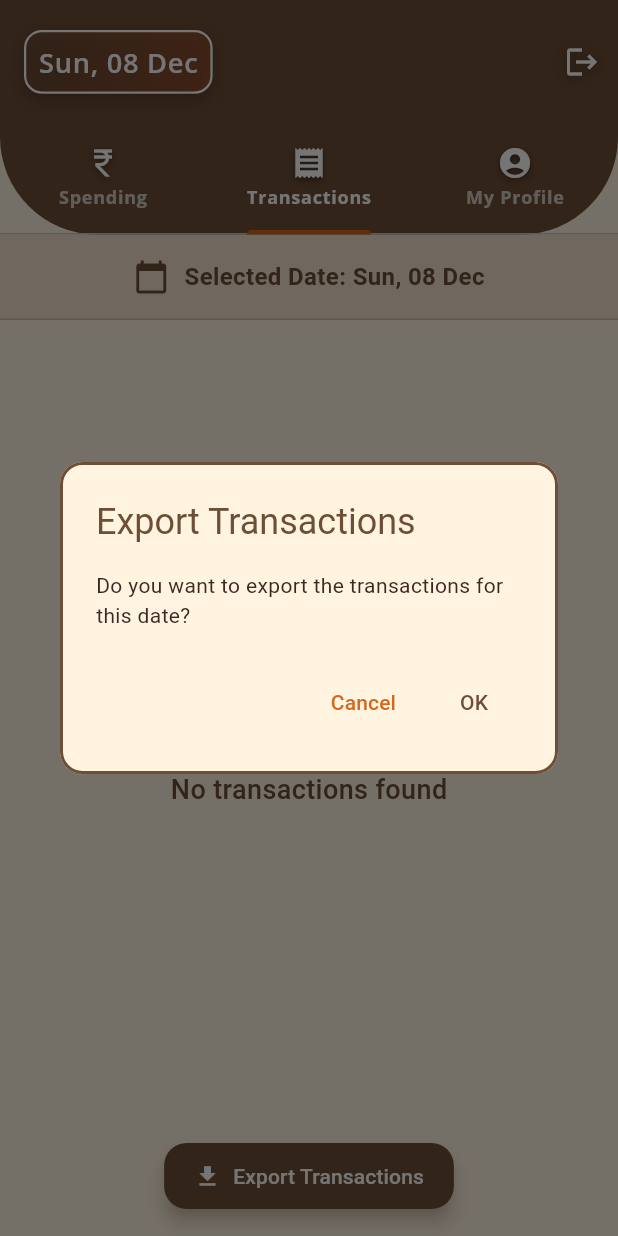
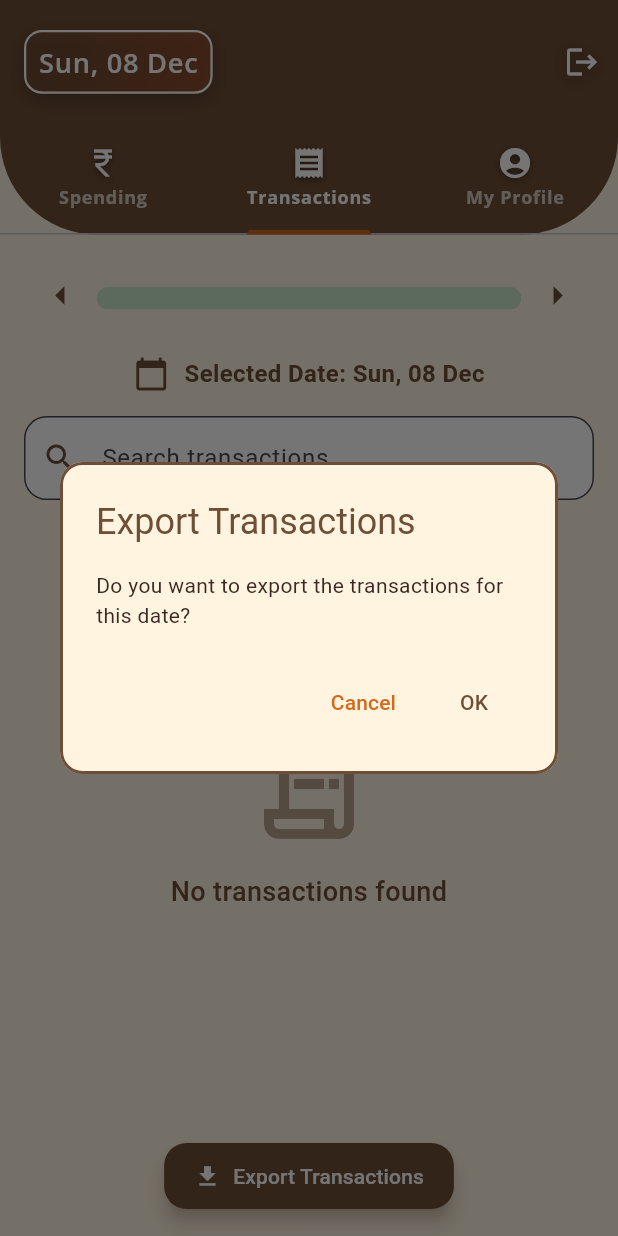
Before and after one commit to ajaychikshetty/wallet_flex, a Flutter app: the screen it shows once a user with an empty profile is signed in, tab 2 chosen, after a tap on "Export Transactions", on a phone screen of 412 x 824 dp. Run offline on Flutter 3.47's test engine with Material 3 defaults, Android fonts, the phone set to English and light mode, and no system bars; our stand-ins replace cloud_firestore, firebase_auth, firebase_core, firebase_messaging, firebase_storage, fl_chart and 6 more; missing offline and left inert: firebase_app_check; accounts and stored records are empty.

Commit message:
After-changes

```diff
--- a/lib/pages/HomePage.dart
+++ b/lib/pages/HomePage.dart
@@ -276,8 +276,7 @@ class _HomePageState extends State<HomePage>
                     ),
                   ],
                 ),
-              text: "Spending"
-            ),
+                text: "Spending"),
             Tab(
                 icon: Icon(
                   Icons.receipt,
@@ -290,8 +289,7 @@ class _HomePageState extends State<HomePage>
                     ),
                   ],
                 ),
-              text: "Transactions"
-            ),
+                text: "Transactions"),
             Tab(
                 icon: Icon(
                   Icons.account_circle,
@@ -304,11 +302,9 @@ class _HomePageState extends State<HomePage>
                     ),
                   ],
                 ),
-              text: "My Profile"
-            ),
+                text: "My Profile"),
           ],
         ),
-
       ),
       body: Column(
         children: [
@@ -328,50 +324,57 @@ class _HomePageState extends State<HomePage>
     );
   }
 
-  // Progress Bar Widget
   Widget _buildProgressBar(double screenWidth, double screenHeight) {
     final FirebaseAuth auth = FirebaseAuth.instance;
     final String userId = auth.currentUser!.uid;
+    final formattedDate = DateFormat('EEE, dd MMM').format(_selectedDate);
 
     return StreamBuilder<QuerySnapshot<Map<String, dynamic>>>(
       stream: FirebaseFirestore.instance
           .collection('user_details')
           .doc(userId)
           .collection('balance')
-          .where('date',
-              isEqualTo: DateFormat('EEE, dd MMM').format(_selectedDate))
+          .where('date', isEqualTo: formattedDate)
           .snapshots(),
       builder: (context, balanceSnapshot) {
-        if (!balanceSnapshot.hasData || balanceSnapshot.data!.docs.isEmpty) {
-          return Container();
+        // Default values if no balance data
+        double balance = 0;
+
+        if (balanceSnapshot.hasData && balanceSnapshot.data!.docs.isNotEmpty) {
+          final balanceData = balanceSnapshot.data!.docs.first.data();
+          balance = balanceData['amount']?.toDouble() ?? 0;
         }
-        final balanceData = balanceSnapshot.data!.docs.first.data();
-        double balance = balanceData['amount']?.toDouble() ?? 0;
 
         return StreamBuilder<QuerySnapshot<Map<String, dynamic>>>(
           stream: FirebaseFirestore.instance
               .collection('user_details')
               .doc(userId)
               .collection('expenses')
-              .where('date',
-                  isEqualTo: DateFormat('EEE, dd MMM').format(_selectedDate))
+              .where('date', isEqualTo: formattedDate)
               .snapshots(),
           builder: (context, expensesSnapshot) {
-            if (!expensesSnapshot.hasData) {
-              return Container();
-            }
-            double totalSpending = expensesSnapshot.data!.docs.fold(
+            // Calculate total spending
+            double totalSpending = expensesSnapshot.hasData
+                ? expensesSnapshot.data!.docs.fold(
                     0,
                     (sum, doc) => sum + (doc.data()['amount']?.toDouble() ?? 0),
-            );
+                  )
+                : 0;
 
-            double balanceProgress =
-                balance > 0 ? totalSpending / (balance + totalSpending) : 0;
+            // Calculate balance progress
+            double balanceProgress = balance > 0
+                ? totalSpending / (balance + totalSpending)
+                : totalSpending > 0
+                    ? 1.0 // If no balance but expenses exist, show full red
+                    : 0.0; // If no balance and no expenses, show empty bar
+
+            // Ensure progress doesn't exceed 1.0
+            balanceProgress = balanceProgress.clamp(0.0, 1.0);
 
             // Move notification logic outside of the build method
-            WidgetsBinding.instance.addPostFrameCallback((_) {
-              _checkAndShowNotifications(balanceProgress);
-            });
+            // WidgetsBinding.instance.addPostFrameCallback((_) {
+            //   _checkAndShowNotifications(balanceProgress);
+            // });
 
             return Padding(
               padding: EdgeInsets.all(screenWidth * 0.04),
@@ -386,7 +389,12 @@ class _HomePageState extends State<HomePage>
                     onPressed: _selectPreviousDate,
                   ),
                   Expanded(
-                    child: ClipRRect(
+                    child: Column(
+                      crossAxisAlignment: CrossAxisAlignment.start,
+                      children: [
+
+                        SizedBox(height: 4),
+                        ClipRRect(
                           borderRadius: BorderRadius.circular(10),
                           child: LinearProgressIndicator(
                             minHeight: 15,
@@ -394,6 +402,8 @@ class _HomePageState extends State<HomePage>
                             color: _getProgressColor(balanceProgress),
                             value: balanceProgress,
                           ),
+                        ),
+                      ],
                     ),
                   ),
                   IconButton(
@@ -412,29 +422,28 @@ class _HomePageState extends State<HomePage>
       },
     );
   }
-
-// New method to handle notifications
-  void _checkAndShowNotifications(double balanceProgress) {
-    if (balanceProgress > 0.9 && !_hasNotified90) {
-      _showBudgetNotification('Warning! 90% of your budget used.');
-      setState(() {
-        _hasNotified90 = true;
-      });
-    } else if (balanceProgress > 0.7 && !_hasNotified70) {
-      _showBudgetNotification('Warning! 70% of your budget used.');
-      setState(() {
-        _hasNotified70 = true;
-      });
-    } else if (balanceProgress <= 0.7 && balanceProgress > 0.5) {
-      setState(() {
-        _hasNotified70 = false;
-      });
-    } else if (balanceProgress <= 0.9 && balanceProgress > 0.7) {
-      setState(() {
-        _hasNotified90 = false;
-      });
-    }
-  }
+// // New method to handle notifications
+//   void _checkAndShowNotifications(double balanceProgress) {
+//     if (balanceProgress > 0.9 && !_hasNotified90) {
+//       _showBudgetNotification('Warning! 90% of your budget used.');
+//       setState(() {
+//         _hasNotified90 = true;
+//       });
+//     } else if (balanceProgress > 0.7 && !_hasNotified70) {
+//       _showBudgetNotification('Warning! 70% of your budget used.');
+//       setState(() {
+//         _hasNotified70 = true;
+//       });
+//     } else if (balanceProgress <= 0.7 && balanceProgress > 0.5) {
+//       setState(() {
+//         _hasNotified70 = false;
+//       });
+//     } else if (balanceProgress <= 0.9 && balanceProgress > 0.7) {
+//       setState(() {
+//         _hasNotified90 = false;
+//       });
+//     }
+//   }
 
   Color _getProgressColor(double progress) {
     if (progress < 0.5) return Colors.green.shade700;
--- a/lib/widgets/SpendingSection.dart
+++ b/lib/widgets/SpendingSection.dart
@@ -44,7 +44,6 @@ class _SpendingSectionState extends State<SpendingSection>
   void initState() {
     super.initState();
     _initializeAnimationController();
-    _fetchFinancialData();
   }
 
   void _initializeAnimationController() {
@@ -61,54 +60,73 @@ class _SpendingSectionState extends State<SpendingSection>
     _animationController.forward();
   }
 
-  Future<void> _fetchFinancialData() async {
-    try {
-      setState(() {
-        _isLoading = true;
-        _errorMessage = null;
-      });
-
+Stream<Map<String, dynamic>?> _fetchFinancialDataStream() {
   final userId = _auth.currentUser?.uid;
   if (userId == null) {
-        throw Exception('User not authenticated');
+    return Stream.error('User not authenticated');
   }
 
-      final formattedDate =
-          DateFormat('EEE, dd MMM').format(widget.selectedDate);
+  final formattedDate = DateFormat('EEE, dd MMM').format(widget.selectedDate);
+  final currentTime = DateTime.now();
+  final currentTimestamp = Timestamp.fromDate(currentTime);
 
-      // Fetch balance
-      final balanceSnapshot = await _firestore
+  return FirebaseFirestore.instance
       .collection('user_details')
       .doc(userId)
       .collection('balance')
       .where('date', isEqualTo: formattedDate)
+      .snapshots()
+      .asyncMap((balanceSnapshot) async {
+    // Fetch balance for the current date
+    final currentBalance = balanceSnapshot.docs.isNotEmpty
+        ? balanceSnapshot.docs.first.data()
+        : null;
+
+    // Check if balance needs to be carried forward from the previous day after 11:59 PM
+    if (currentBalance == null && currentTime.hour == 23 && currentTime.minute >= 59) {
+      final previousDate = widget.selectedDate.subtract(Duration(days: 1));
+      final formattedPreviousDate = DateFormat('EEE, dd MMM').format(previousDate);
+
+      final previousBalanceSnapshot = await _firestore
+          .collection('user_details')
+          .doc(userId)
+          .collection('balance')
+          .where('date', isEqualTo: formattedPreviousDate)
           .limit(1)
           .get();
 
-      // Fetch expenses
-      final expensesSnapshot = await _firestore
+      if (previousBalanceSnapshot.docs.isNotEmpty) {
+        final previousBalance = previousBalanceSnapshot.docs.first.data();
+        final remainingBalance = previousBalance['amount'] ?? 0.0;
+
+        // Automatically create balance entry for the current date
+        await _firestore
+            .collection('user_details')
+            .doc(userId)
+            .collection('balance')
+            .add({
+          'date': formattedDate,
+          'amount': remainingBalance,
+          'carriedForward': true,
+        });
+      }
+    }
+
+    // Fetch expenses for the same date
+    final expensesSnapshot = await FirebaseFirestore.instance
         .collection('user_details')
         .doc(userId)
         .collection('expenses')
         .where('date', isEqualTo: formattedDate)
         .get();
 
-      setState(() {
-        _financialData = {
+    return {
       'balance': balanceSnapshot.docs.isNotEmpty
           ? balanceSnapshot.docs.first.data()
           : null,
       'expenses': expensesSnapshot.docs.map((doc) => doc.data()).toList(),
     };
-        _isLoading = false;
   });
-    } catch (e) {
-      setState(() {
-        _errorMessage =
-            'Failed to load financial data. Please check your connection.';
-        _isLoading = false;
-      });
-    }
 }
 
   @override
@@ -128,20 +146,33 @@ class _SpendingSectionState extends State<SpendingSection>
         backgroundColor: backgroundColor,
         bottomNavigationBar:
             _buildActionButtons(context, screenWidth, screenHeight),
-        body: _buildBody(screenWidth, screenHeight),
+        body: StreamBuilder<Map<String, dynamic>?>(
+          stream: _fetchFinancialDataStream(),
+          builder: (context, snapshot) {
+            if (snapshot.connectionState == ConnectionState.waiting) {
+              return _buildLoadingIndicator();
+            }
+
+            if (snapshot.hasError) {
+              return Center(
+                child: Text(
+                  'Error: ${snapshot.error}',
+                  style: GoogleFonts.openSans(color: Colors.red),
+                ),
+              );
+            }
+
+            // Set the financial data from the stream
+            _financialData = snapshot.data;
+
+            return _buildBody(screenWidth, screenHeight);
+          },
+        ),
       ),
     );
   }
 
   Widget _buildBody(double screenWidth, double screenHeight) {
-    if (_isLoading) {
-      return _buildLoadingIndicator();
-    }
-
-    if (_errorMessage != null) {
-      return _buildErrorWidget();
-    }
-
     return Container(
       decoration: BoxDecoration(
         gradient: LinearGradient(
@@ -155,7 +186,9 @@ class _SpendingSectionState extends State<SpendingSection>
       ),
       child: RefreshIndicator(
         color: primaryColor,
-        onRefresh: _fetchFinancialData,
+        onRefresh: () async {
+          // You can add any additional refresh logic here if needed
+        },
         child: SingleChildScrollView(
           physics: const AlwaysScrollableScrollPhysics(),
           child: Column(
@@ -166,40 +199,6 @@ class _SpendingSectionState extends State<SpendingSection>
             ],
           ),
         ),
-      ),
-    );
-  }
-
-  Widget _buildErrorWidget() {
-    return Center(
-      child: Column(
-        mainAxisAlignment: MainAxisAlignment.center,
-        children: [
-          Icon(
-            Icons.error_outline,
-            color: accentColor,
-            size: 60,
-          ),
-          const SizedBox(height: 16),
-          Text(
-            _errorMessage!,
-            style: GoogleFonts.openSans(
-              color: textColor,
-              fontSize: 16,
-              fontWeight: FontWeight.w600,
-            ),
-            textAlign: TextAlign.center,
-          ),
-          const SizedBox(height: 16),
-          ElevatedButton(
-            onPressed: _fetchFinancialData,
-            style: ElevatedButton.styleFrom(backgroundColor: primaryColor),
-            child: Text(
-              'Retry',
-              style: GoogleFonts.openSans(color: Colors.white),
-            ),
-          )
-        ],
       ),
     );
   }
@@ -231,21 +230,10 @@ class _SpendingSectionState extends State<SpendingSection>
           ],
         ),
         child: Padding(
-          padding: const EdgeInsets.all(15.0),
+          padding: const EdgeInsets.only(top: 35.0),
           child: Column(
             crossAxisAlignment: CrossAxisAlignment.start,
             children: [
-              Padding(
-                padding: const EdgeInsets.only(bottom: 10.0, left: 10),
-                child: Text(
-                  'Expense Breakdown',
-                  style: GoogleFonts.roboto(
-                    fontSize: 18,
-                    fontWeight: FontWeight.bold,
-                    color: Colors.teal[700],
-                  ),
-                ),
-              ),
               Row(
                 mainAxisAlignment: MainAxisAlignment.spaceEvenly,
                 children: [
@@ -272,12 +260,10 @@ class _SpendingSectionState extends State<SpendingSection>
     double amount = 0;
 
     if (type == 'Balance' && _financialData?['balance'] != null) {
-      amount = _financialData!['balance']['amount']?.toDouble() ??
-          0.0; // Convert to double
+      amount = _financialData!['balance']['amount']?.toDouble() ?? 0.0;
     } else if (type == 'Expense' && _financialData?['expenses'] != null) {
       amount = (_financialData!['expenses'] as List).fold(0.0, (sum, doc) {
-        return sum +
-            (doc['amount']?.toDouble() ?? 0.0); // Ensure conversion to double
+        return sum + (doc['amount']?.toDouble() ?? 0.0);
       });
     }
 
@@ -319,14 +305,13 @@ class _SpendingSectionState extends State<SpendingSection>
     final expenses = _financialData?['expenses'] ?? [];
 
     double totalExpenses = expenses.fold(0.0, (sum, doc) {
-      return sum +
-          (doc['amount']?.toDouble() ?? 0.0); // Ensure double conversion
+      return sum + (doc['amount']?.toDouble() ?? 0.0);
     });
 
     int transactionCount = expenses.length;
     double averageExpense = transactionCount > 0
         ? totalExpenses / transactionCount
-        : 0.0; // Avoid integer division
+        : 0.0;
 
     return AnimatedContainer(
       duration: const Duration(milliseconds: 500),
@@ -355,7 +340,7 @@ class _SpendingSectionState extends State<SpendingSection>
               mainAxisAlignment: MainAxisAlignment.spaceBetween,
               children: [
                 Text(
-                  'Monthly Insights',
+                  'Daily Insights',
                   style: GoogleFonts.roboto(
                     fontSize: 18,
                     fontWeight: FontWeight.bold,
@@ -443,7 +428,11 @@ class _SpendingSectionState extends State<SpendingSection>
 
     return Padding(
       padding: const EdgeInsets.symmetric(horizontal: 20, vertical: 15),
-      child: SpendingChart(userId: userId!, selectedDate: formattedDate),
+      child: SpendingChart(
+        userId: userId!,
+        selectedDate: formattedDate,
+        key: ValueKey(formattedDate),
+      ),
     );
   }
 
@@ -478,7 +467,6 @@ class _SpendingSectionState extends State<SpendingSection>
       ),
     );
   }
-
 Widget _buildElevatedGlassButton(BuildContext context, String text,
       IconData icon, Color buttonColor, VoidCallback onPressed) {
     return Container(
--- a/lib/widgets/TransactionsSection.dart
+++ b/lib/widgets/TransactionsSection.dart
@@ -16,15 +16,17 @@ class TransactionsPage extends StatefulWidget {
 }
 
 class _TransactionsPageState extends State<TransactionsPage> {
-  // Color Palette
-  static const Color primaryColor = Color(0xFF6F4E37); // Coffee Brown
-  static const Color secondaryColor = Color(0xFFA0522D); // Sienna
-  static const Color accentColor = Color(0xFFD2691E); // Warm Terracotta
-  static const Color backgroundColor = Color(0xFFFFF4E0); // Soft Cream
+  // Color Palette (same as before)
+  static const Color primaryColor = Color(0xFF6F4E37);
+  static const Color secondaryColor = Color(0xFFA0522D);
+  static const Color accentColor = Color(0xFFD2691E);
+  static const Color backgroundColor = Color(0xFFFFF4E0);
   static const Color textColor = Color(0xFF3E2723);
 
   final FirebaseFirestore _firestore = FirebaseFirestore.instance;
   final FirebaseAuth _auth = FirebaseAuth.instance;
+  final TextEditingController _searchController = TextEditingController();
+  String _searchQuery = '';
 
   String _formatDateForFirestore(DateTime date) {
     return DateFormat('EEE, dd MMM').format(date);
@@ -33,13 +35,15 @@ class _TransactionsPageState extends State<TransactionsPage> {
   Future<void> _generateAndDownloadPDF() async {
     final String userId = _auth.currentUser!.uid;
 
-    final querySnapshot = await _firestore
+    final querySnapshot = await FirebaseFirestore.instance
         .collection('user_details')
         .doc(userId)
         .collection('transactions')
         .where('date', isEqualTo: _formatDateForFirestore(widget.selectedDate))
         .orderBy('timestamp', descending: true)
         .get();
+
+    print('Query results: ${querySnapshot.docs}');
 
     if (querySnapshot.docs.isEmpty) {
       ScaffoldMessenger.of(context).showSnackBar(
@@ -112,7 +116,7 @@ class _TransactionsPageState extends State<TransactionsPage> {
                         pw.Padding(
                           padding: const pw.EdgeInsets.all(8.0),
                           child: pw.Text(
-                            '${doc['type'] == 'income' ? '+' : '-'}₹${(doc['amount'] ?? 0).toStringAsFixed(2)}',
+                            '${doc['type'] == 'income' ? '+' : '-'}Rs ${(doc['amount'] ?? 0).toStringAsFixed(2)}',
                             style: pw.TextStyle(
                               color: doc['type'] == 'income'
                                   ? PdfColors.green
@@ -216,6 +220,12 @@ class _TransactionsPageState extends State<TransactionsPage> {
   }
 
   @override
+  void dispose() {
+    _searchController.dispose();
+    super.dispose();
+  }
+
+  @override
   Widget build(BuildContext context) {
     final String userId = _auth.currentUser!.uid;
 
@@ -225,14 +235,7 @@ class _TransactionsPageState extends State<TransactionsPage> {
         children: [
           // Selected Date Header
           Container(
-            padding: const EdgeInsets.all(16.0),
-            decoration: BoxDecoration(
-              color: secondaryColor.withOpacity(0.1),
-              border: Border(
-                bottom: BorderSide(
-                    color: secondaryColor.withOpacity(0.3), width: 1),
-              ),
-            ),
+
             child: Row(
               mainAxisAlignment: MainAxisAlignment.center,
               children: [
@@ -250,6 +253,45 @@ class _TransactionsPageState extends State<TransactionsPage> {
             ),
           ),
 
+          // Search Bar
+          Padding(
+            padding: const EdgeInsets.all(16.0),
+            child: TextField(
+              controller: _searchController,
+              decoration: InputDecoration(
+                hintText: 'Search transactions...',
+                prefixIcon: Icon(Icons.search, color: primaryColor),
+                suffixIcon: _searchQuery.isNotEmpty
+                    ? IconButton(
+                        icon: Icon(Icons.clear, color: accentColor),
+                        onPressed: () {
+                          _searchController.clear();
+                          setState(() {
+                            _searchQuery = '';
+                          });
+                        },
+                      )
+                    : null,
+                filled: true,
+                fillColor: Colors.white,
+                border: OutlineInputBorder(
+                  borderRadius: BorderRadius.circular(15),
+                  borderSide:
+                      BorderSide(color: secondaryColor.withOpacity(0.3)),
+                ),
+                focusedBorder: OutlineInputBorder(
+                  borderRadius: BorderRadius.circular(15),
+                  borderSide: BorderSide(color: primaryColor, width: 2),
+                ),
+              ),
+              onChanged: (value) {
+                setState(() {
+                  _searchQuery = value.toLowerCase();
+                });
+              },
+            ),
+          ),
+
           // Transactions List
           Expanded(
             child: StreamBuilder<QuerySnapshot>(
@@ -257,7 +299,8 @@ class _TransactionsPageState extends State<TransactionsPage> {
                   .collection('user_details')
                   .doc(userId)
                   .collection('transactions')
-        .where('date', isEqualTo: widget.selectedDate)  // Directly use DateTime field for comparison
+                  .where('date',
+                      isEqualTo: _formatDateForFirestore(widget.selectedDate))
                   .orderBy('timestamp', descending: true)
                   .snapshots(),
               builder: (context, snapshot) {
@@ -270,7 +313,6 @@ class _TransactionsPageState extends State<TransactionsPage> {
                   );
                 }
 
-      // Error handling
                 if (snapshot.hasError) {
                   print('Error: ${snapshot.error}');
                   return Center(
@@ -281,8 +323,23 @@ class _TransactionsPageState extends State<TransactionsPage> {
                   );
                 }
 
-      // If no data exists
-      if (!snapshot.hasData || snapshot.data!.docs.isEmpty) {
+                // Filter transactions based on search query
+                final allTransactions = snapshot.data!.docs;
+                final filteredTransactions = allTransactions.where((doc) {
+                  final transaction = doc.data() as Map<String, dynamic>;
+                  final tname =
+                      (transaction['tname'] ?? '').toString().toLowerCase();
+                  final amount = transaction['amount'].toString();
+                  final type =
+                      (transaction['type'] ?? '').toString().toLowerCase();
+
+                  return tname.contains(_searchQuery) ||
+                      amount.contains(_searchQuery) ||
+                      type.contains(_searchQuery);
+                }).toList();
+
+                // If no data exists or no search results
+                if (!snapshot.hasData || filteredTransactions.isEmpty) {
                   return Center(
                     child: Column(
                       mainAxisAlignment: MainAxisAlignment.center,
@@ -294,25 +351,26 @@ class _TransactionsPageState extends State<TransactionsPage> {
                         ),
                         const SizedBox(height: 16),
                         Text(
-                'No transactions found',
+                          _searchQuery.isNotEmpty
+                              ? 'No transactions found matching "$_searchQuery"'
+                              : 'No transactions found',
                           style: TextStyle(
                             color: primaryColor,
                             fontSize: 18,
                             fontWeight: FontWeight.w500,
                           ),
+                          textAlign: TextAlign.center,
                         ),
                       ],
                     ),
                   );
                 }
 
-      // Extracting transaction data
-      final transactions = snapshot.data!.docs;
-
                 return ListView.builder(
-        itemCount: transactions.length,
+                  itemCount: filteredTransactions.length,
                   itemBuilder: (context, index) {
-          final transaction = transactions[index].data() as Map<String, dynamic>;
+                    final transaction = filteredTransactions[index].data()
+                        as Map<String, dynamic>;
                     final amount = transaction['amount'] ?? 0;
                     final tname = transaction['tname'] ?? 'No name';
                     final type = transaction['type'] ?? 'Unknown';
@@ -326,11 +384,12 @@ class _TransactionsPageState extends State<TransactionsPage> {
                       transactionDate = DateTime.now();
                     }
 
-          // Building the list item
+                    // Building the list item (same as before)
                     return GestureDetector(
                       onTap: () => _showReceiptDialog(transaction),
                       child: Container(
-              margin: const EdgeInsets.symmetric(vertical: 8.0, horizontal: 16.0),
+                        margin: const EdgeInsets.symmetric(
+                            vertical: 8.0, horizontal: 16.0),
                         decoration: BoxDecoration(
                           color: const Color.fromARGB(255, 254, 250, 240),
                           borderRadius: BorderRadius.circular(15),
@@ -379,7 +438,9 @@ class _TransactionsPageState extends State<TransactionsPage> {
                               Text(
                                 '${type == 'income' ? '+' : '-'}₹${amount.toStringAsFixed(2)}',
                                 style: TextStyle(
-                        color: type == 'income' ? Colors.green : Colors.red,
+                                  color: type == 'income'
+                                      ? Colors.green
+                                      : Colors.red,
                                   fontWeight: FontWeight.bold,
                                   fontSize: 16,
                                 ),
@@ -457,6 +518,7 @@ class _TransactionsPageState extends State<TransactionsPage> {
               ),
             ),
           ),
+
         ],
       ),
     );
--- a/pubspec.yaml
+++ b/pubspec.yaml
@@ -57,6 +57,8 @@ dependencies:
   google_fonts: ^6.2.1
   glassmorphism: ^3.0.0
   animations: ^2.0.11
+  excel: ^4.0.6
+  csv: ^6.0.0
 
 dev_dependencies:
   flutter_test:
```
Also changed, not shown: lib/widgets/new1.dart (deleted, +0 -278 lines), lib/widgets/spending_chart.dart (+9 -12 lines), lib/widgets/CreateShortcut.dart (added), pubspec.lock, 1 other file. Lines whose indentation alone changed are shown as unchanged.
